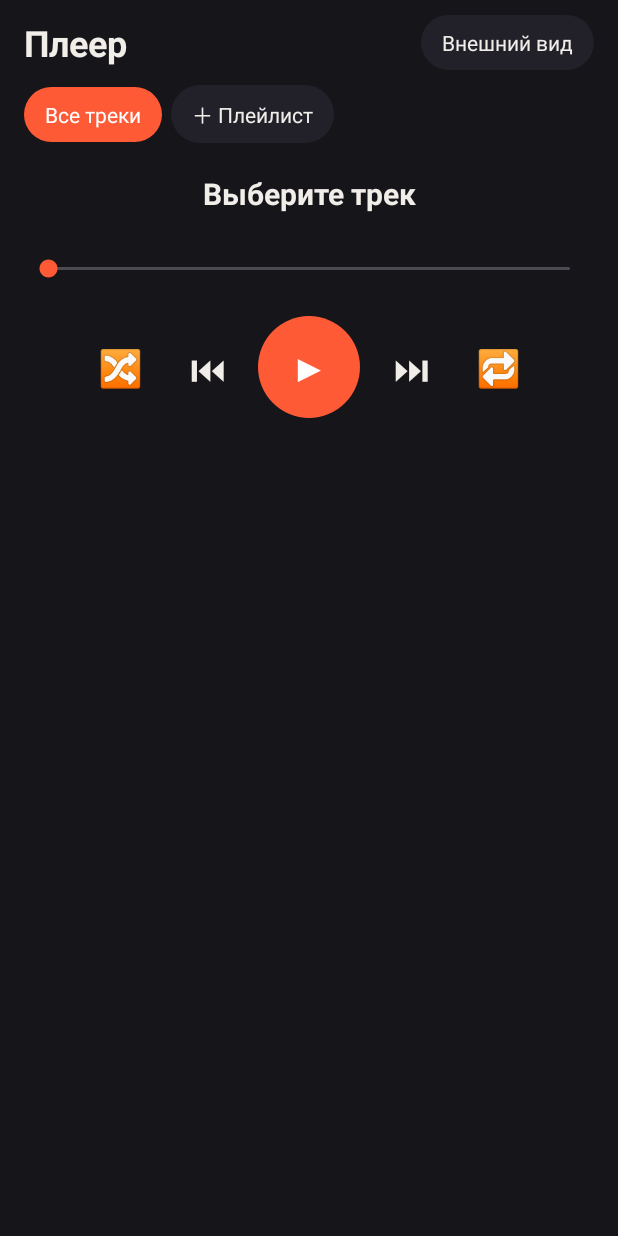
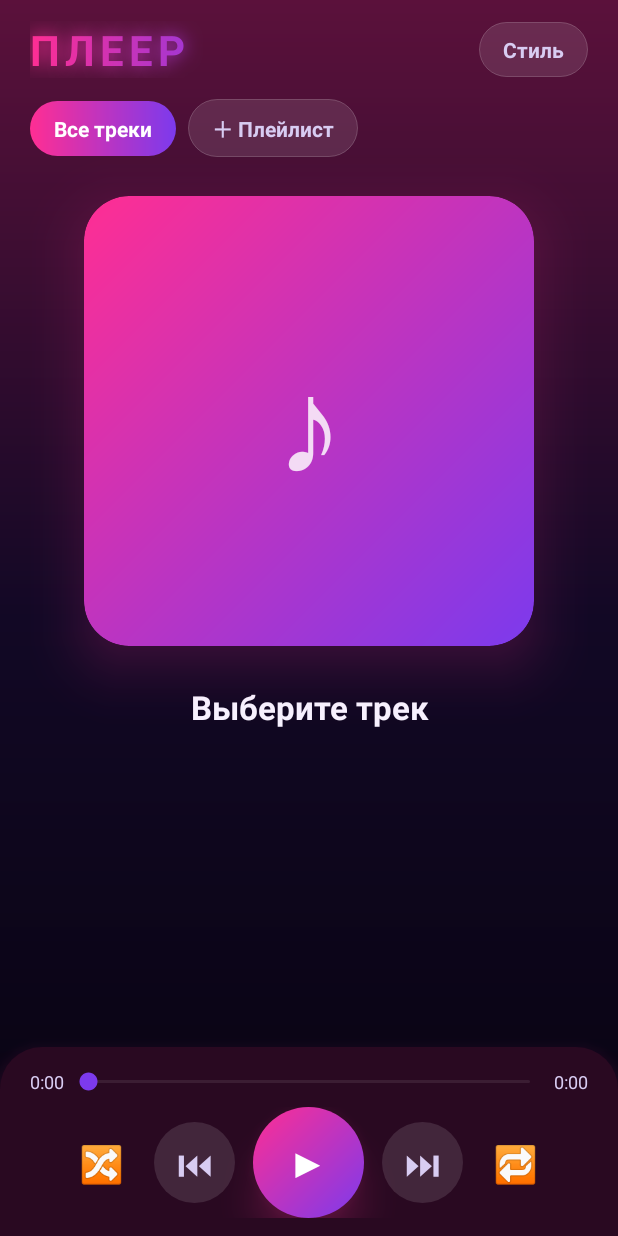
Before and after one commit to bloodknifee583-gif/player, an Android app: the screen it shows after launch (MainActivity), on a phone screen of 412 x 824 dp. Run offline under Robolectric (Android 15) with nearby library versions, the phone set to English and light mode, and no system bars; 3 statements that could not run were skipped.

Commit message:
Update MainActivity.kt

```diff
--- a/src/main/java/com/example/player/MainActivity.kt
+++ b/src/main/java/com/example/player/MainActivity.kt
@@ -10,7 +10,11 @@ import android.content.pm.PackageManager
 import android.content.res.ColorStateList
 import android.graphics.Color
 import android.graphics.Typeface
+import android.graphics.LinearGradient
+import android.graphics.Shader
+import android.graphics.drawable.ColorDrawable
 import android.graphics.drawable.GradientDrawable
+import android.util.Size
 import android.os.Build
 import android.os.Bundle
 import android.os.Handler
@@ -57,6 +61,12 @@ class PlaybackService : MediaSessionService() {
 class MainActivity : Activity() {
     data class Track(val id: Long, val title: String, val artist: String)
 
+    private val presets = arrayOf(
+        arrayOf("#FF2E93", "#7C3AED"), arrayOf("#00E5FF", "#3B82F6"), arrayOf("#B6FF00", "#00C853"),
+        arrayOf("#FF6A00", "#FF1744"), arrayOf("#A855F7", "#FF2E93")
+    )
+    private val presetNames = arrayOf("Розово-фиолетовый", "Циан-синий", "Лайм-зелёный", "Оранжево-красный", "Фиолетово-розовый")
+
     private var all = listOf<Track>()
     private var shown = listOf<Track>()
     private var tab: String? = null
@@ -64,36 +74,81 @@ class MainActivity : Activity() {
     private lateinit var prefs: SharedPreferences
     private var player: Player? = null
     private val ui = Handler(Looper.getMainLooper())
-    private var accent = Color.parseColor("#FF5A36")
-    private var theme = "dark"
-    private var bg = 0
-    private var fg = 0
-    private var surf = 0
-    private var mut = 0
+    private var pi = 0
+    private var amoled = false
+    private var c1 = 0
+    private var c2 = 0
+    private var onAcc = Color.WHITE
     private var dragging = false
+    private var coverId = -2L
 
     private lateinit var tabsBox: LinearLayout
     private lateinit var listView: ListView
     private lateinit var nowTitle: TextView
     private lateinit var nowArtist: TextView
     private lateinit var seek: SeekBar
-    private lateinit var timeTv: TextView
+    private lateinit var curTv: TextView
+    private lateinit var durTv: TextView
     private lateinit var playBtn: TextView
     private lateinit var shufBtn: TextView
     private lateinit var repBtn: TextView
+    private lateinit var coverImg: ImageView
+    private lateinit var coverNote: TextView
+
+    private val soft = Color.parseColor("#D8CCF2")
+    private val white = Color.parseColor("#F7F2FF")
 
     private fun dp(v: Int) = (v * resources.displayMetrics.density).toInt()
     private fun fmt(ms: Long): String { val s = ms / 1000; return String.format("%d:%02d", s / 60, s % 60) }
+    private fun grad(a: Int, b: Int, r: Int, o: GradientDrawable.Orientation = GradientDrawable.Orientation.TL_BR) =
+        GradientDrawable(o, intArrayOf(a, b)).apply { cornerRadius = dp(r).toFloat() }
 
     private val listener = object : Player.Listener {
         override fun onEvents(player: Player, events: Player.Events) { updateNow() }
     }
 
+    private val trackAdapter = object : BaseAdapter() {
+        override fun getCount() = shown.size
+        override fun getItem(i: Int): Any = shown[i]
+        override fun getItemId(i: Int) = shown[i].id
+        override fun getView(i: Int, v: View?, p: ViewGroup?): View {
+            val t = shown[i]
+            val on = player?.currentMediaItem?.mediaId == t.id.toString()
+            val outer = FrameLayout(this@MainActivity).apply { setPadding(dp(16), 0, dp(16), 0) }
+            val row = LinearLayout(this@MainActivity).apply {
+                gravity = Gravity.CENTER_VERTICAL
+                setPadding(dp(10), dp(10), dp(14), dp(10))
+                background = GradientDrawable().apply {
+                    cornerRadius = dp(18).toFloat()
+                    if (on) { setColor(Color.argb(46, Color.red(c1), Color.green(c1), Color.blue(c1))); setStroke(dp(1), c1) }
+                    else setColor(Color.argb(22, 255, 255, 255))
+                }
+            }
+            val badge = TextView(this@MainActivity).apply {
+                text = if (on && player?.isPlaying == true) "▶" else "♪"
+                textSize = 18f; gravity = Gravity.CENTER
+                setTextColor(if (on) onAcc else soft)
+                background = if (on) grad(c1, c2, 14) else grad(Color.argb(40, 255, 255, 255), Color.argb(20, 255, 255, 255), 14)
+            }
+            row.addView(badge, LinearLayout.LayoutParams(dp(44), dp(44)))
+            val col = LinearLayout(this@MainActivity).apply { orientation = LinearLayout.VERTICAL }
+            col.addView(TextView(this@MainActivity).apply {
+                text = t.title; textSize = 16f; setSingleLine(); ellipsize = TextUtils.TruncateAt.END
+                setTextColor(if (on) c1 else white)
+                typeface = if (on) Typeface.DEFAULT_BOLD else Typeface.DEFAULT
+            })
+            col.addView(TextView(this@MainActivity).apply { text = t.artist; textSize = 13f; setSingleLine(); setTextColor(soft) })
+            row.addView(col, LinearLayout.LayoutParams(0, -2, 1f).apply { leftMargin = dp(12) })
+            outer.addView(row)
+            return outer
+        }
+    }
+
     override fun onCreate(b: Bundle?) {
         super.onCreate(b)
         prefs = getSharedPreferences("p", MODE_PRIVATE)
-        accent = prefs.getInt("accent", accent)
-        theme = prefs.getString("theme", "dark") ?: "dark"
+        pi = prefs.getInt("preset", 0).coerceIn(0, presets.size - 1)
+        amoled = prefs.getBoolean("amoled", false)
         loadPls()
         build()
         val perms = mutableListOf(if (Build.VERSION.SDK_INT >= 33) Manifest.permission.READ_MEDIA_AUDIO else Manifest.permission.READ_EXTERNAL_STORAGE)
@@ -122,7 +177,8 @@ class MainActivity : Activity() {
         if (p != null && !dragging && p.duration > 0) {
             seek.max = (p.duration / 1000).toInt()
             seek.progress = (p.currentPosition / 1000).toInt()
-            timeTv.text = fmt(p.currentPosition) + " / " + fmt(p.duration)
+            curTv.text = fmt(p.currentPosition)
+            durTv.text = fmt(p.duration)
         }
         ui.postDelayed({ tick() }, 500)
     }
@@ -133,10 +189,27 @@ class MainActivity : Activity() {
         nowTitle.text = m?.mediaMetadata?.title ?: "Выберите трек"
         nowArtist.text = m?.mediaMetadata?.artist ?: ""
         playBtn.text = if (p.isPlaying) "❚❚" else "▶"
-        shufBtn.setTextColor(if (p.shuffleModeEnabled) accent else mut)
-        repBtn.setTextColor(if (p.repeatMode != Player.REPEAT_MODE_OFF) accent else mut)
+        shufBtn.setTextColor(if (p.shuffleModeEnabled) c1 else soft)
+        repBtn.setTextColor(if (p.repeatMode != Player.REPEAT_MODE_OFF) c1 else soft)
         repBtn.text = if (p.repeatMode == Player.REPEAT_MODE_ONE) "🔂" else "🔁"
-        (listView.adapter as? BaseAdapter)?.notifyDataSetChanged()
+        trackAdapter.notifyDataSetChanged()
+        loadCover()
+    }
+
+    private fun loadCover() {
+        val id = player?.currentMediaItem?.mediaId?.toLongOrNull() ?: -1L
+        if (id == coverId) return
+        coverId = id
+        coverImg.setImageDrawable(null)
+        coverNote.visibility = View.VISIBLE
+        if (id < 0 || Build.VERSION.SDK_INT < 29) return
+        Thread {
+            try {
+                val uri = ContentUris.withAppendedId(MediaStore.Audio.Media.EXTERNAL_CONTENT_URI, id)
+                val bmp = contentResolver.loadThumbnail(uri, Size(600, 600), null)
+                runOnUiThread { if (coverId == id) { coverImg.setImageBitmap(bmp); coverNote.visibility = View.GONE } }
+            } catch (e: Exception) { }
+        }.start()
     }
 
     private fun loadPls() {
@@ -190,28 +263,12 @@ class MainActivity : Activity() {
     private fun refreshList() {
         val cur = tab
         shown = if (cur == null) all else (pls[cur] ?: mutableListOf<Long>()).mapNotNull { id -> all.find { it.id == id } }
-        listView.adapter = object : BaseAdapter() {
-            override fun getCount() = shown.size
-            override fun getItem(i: Int): Any = shown[i]
-            override fun getItemId(i: Int) = shown[i].id
-            override fun getView(i: Int, v: View?, p: ViewGroup?): View {
-                val t = shown[i]
-                val on = player?.currentMediaItem?.mediaId == t.id.toString()
-                val row = LinearLayout(this@MainActivity).apply { orientation = LinearLayout.VERTICAL; setPadding(dp(14), dp(10), dp(14), dp(10)) }
-                row.addView(TextView(this@MainActivity).apply {
-                    text = t.title; textSize = 16f; setSingleLine(); ellipsize = TextUtils.TruncateAt.END
-                    setTextColor(if (on) accent else fg)
-                    typeface = if (on) Typeface.DEFAULT_BOLD else Typeface.DEFAULT
-                })
-                row.addView(TextView(this@MainActivity).apply { text = t.artist; textSize = 13f; setSingleLine(); setTextColor(mut) })
-                return row
-            }
-        }
+        trackAdapter.notifyDataSetChanged()
     }
 
     private fun refreshTabs() {
         tabsBox.removeAllViews()
-        fun add(v: View) { tabsBox.addView(v, LinearLayout.LayoutParams(-2, -2).apply { rightMargin = dp(6) }) }
+        fun add(v: View) { tabsBox.addView(v, LinearLayout.LayoutParams(-2, -2).apply { rightMargin = dp(8) }) }
         add(chip("Все треки", tab == null) { tab = null; refreshTabs(); refreshList() })
         for (n in pls.keys.toList()) {
             val c = chip(n, tab == n) { tab = n; refreshTabs(); refreshList() }
@@ -266,83 +323,140 @@ class MainActivity : Activity() {
     }
 
     private fun settings() {
-        AlertDialog.Builder(this).setTitle("Внешний вид").setItems(arrayOf("Цвет акцента", "Тема")) { _, w ->
+        AlertDialog.Builder(this).setTitle("Внешний вид").setItems(arrayOf("Цветовая схема", "Фон")) { _, w ->
             if (w == 0) {
-                val names = arrayOf("Оранжевый", "Жёлтый", "Зелёный", "Голубой", "Фиолетовый", "Розовый")
-                val cols = arrayOf("#FF5A36", "#FFB400", "#2EC27E", "#19B5D6", "#6C63FF", "#E53EA0")
-                AlertDialog.Builder(this).setItems(names) { _, i ->
-                    accent = Color.parseColor(cols[i]); prefs.edit().putInt("accent", accent).apply(); rebuild()
+                AlertDialog.Builder(this).setItems(presetNames) { _, i ->
+                    pi = i; prefs.edit().putInt("preset", pi).apply(); rebuild()
                 }.show()
             } else {
-                val ids = arrayOf("dark", "amoled", "light")
-                AlertDialog.Builder(this).setItems(arrayOf("Тёмная", "AMOLED", "Светлая")) { _, i ->
-                    theme = ids[i]; prefs.edit().putString("theme", theme).apply(); rebuild()
+                AlertDialog.Builder(this).setItems(arrayOf("Неон (фиолетовая ночь)", "AMOLED (чёрный)")) { _, i ->
+                    amoled = i == 1; prefs.edit().putBoolean("amoled", amoled).apply(); rebuild()
                 }.show()
             }
         }.show()
     }
 
-    private fun rebuild() { build(); refreshTabs(); refreshList(); updateNow() }
+    private fun rebuild() { coverId = -2L; build(); refreshTabs(); refreshList(); updateNow() }
 
     private fun chip(t: String, on: Boolean, f: () -> Unit) = TextView(this).apply {
-        text = t; textSize = 14f
-        setTextColor(if (on) Color.WHITE else fg)
-        setPadding(dp(14), dp(9), dp(14), dp(9))
-        background = GradientDrawable().apply { cornerRadius = dp(20).toFloat(); setColor(if (on) accent else surf) }
+        text = t; textSize = 14f; typeface = Typeface.DEFAULT_BOLD
+        setTextColor(if (on) onAcc else soft)
+        setPadding(dp(16), dp(9), dp(16), dp(9))
+        background = if (on) grad(c1, c2, 22, GradientDrawable.Orientation.LEFT_RIGHT)
+        else GradientDrawable().apply { cornerRadius = dp(22).toFloat(); setColor(Color.argb(28, 255, 255, 255)); setStroke(dp(1), Color.argb(50, 255, 255, 255)) }
         setOnClickListener { f() }
     }
 
     private fun ic(t: String, f: () -> Unit) = TextView(this).apply {
-        text = t; textSize = 24f; gravity = Gravity.CENTER; setTextColor(fg)
+        text = t; textSize = 24f; gravity = Gravity.CENTER; setTextColor(soft)
         setOnClickListener { f() }
     }
 
+    private fun glow(v: View, color: Int, elev: Int) {
+        v.elevation = dp(elev).toFloat()
+        if (Build.VERSION.SDK_INT >= 28) { v.outlineAmbientShadowColor = color; v.outlineSpotShadowColor = color }
+    }
+
     private fun build() {
-        val light = theme == "light"
-        bg = Color.parseColor(if (light) "#F2EFEA" else if (theme == "amoled") "#000000" else "#16151A")
-        fg = Color.parseColor(if (light) "#1D1B19" else "#F1EEE9")
-        surf = Color.parseColor(if (light) "#FFFFFF" else if (theme == "amoled") "#141416" else "#22212A")
-        mut = Color.parseColor(if (light) "#79736C" else "#9B96A2")
-        window.statusBarColor = bg
-        window.navigationBarColor = bg
-        window.decorView.systemUiVisibility = if (light) View.SYSTEM_UI_FLAG_LIGHT_STATUS_BAR else 0
+        c1 = Color.parseColor(presets[pi][0])
+        c2 = Color.parseColor(presets[pi][1])
+        onAcc = if (pi == 2) Color.BLACK else Color.WHITE
+        val base = if (amoled) Color.BLACK else Color.parseColor("#07030F")
+        fun mix(c: Int, f: Float) = Color.rgb(
+            (Color.red(c) * f + Color.red(base) * (1 - f)).toInt(),
+            (Color.green(c) * f + Color.green(base) * (1 - f)).toInt(),
+            (Color.blue(c) * f + Color.blue(base) * (1 - f)).toInt())
+        val top = mix(c1, if (amoled) 0.12f else 0.34f)
+        val panelCol = mix(c1, if (amoled) 0.06f else 0.14f)
+        window.statusBarColor = top
+        window.navigationBarColor = panelCol
+        window.decorView.systemUiVisibility = 0
 
-        val root = LinearLayout(this).apply { orientation = LinearLayout.VERTICAL; setBackgroundColor(bg); setPadding(dp(16), dp(10), dp(16), dp(8)) }
+        val root = LinearLayout(this).apply {
+            orientation = LinearLayout.VERTICAL
+            background = GradientDrawable(GradientDrawable.Orientation.TOP_BOTTOM, intArrayOf(top, mix(c2, 0.10f), base))
+        }
+
+        val header = LinearLayout(this).apply { orientation = LinearLayout.VERTICAL; setPadding(dp(20), dp(14), dp(20), dp(16)) }
         val head = LinearLayout(this).apply { gravity = Gravity.CENTER_VERTICAL }
-        head.addView(TextView(this).apply { text = "Плеер"; textSize = 24f; typeface = Typeface.DEFAULT_BOLD; setTextColor(fg) }, LinearLayout.LayoutParams(0, -2, 1f))
-        head.addView(chip("Внешний вид", false) { settings() })
-        root.addView(head)
+        head.addView(TextView(this).apply {
+            text = "ПЛЕЕР"; textSize = 28f; typeface = Typeface.DEFAULT_BOLD; letterSpacing = 0.12f
+            paint.shader = LinearGradient(0f, 0f, dp(150).toFloat(), 0f, c1, c2, Shader.TileMode.CLAMP)
+            setShadowLayer(dp(10).toFloat(), 0f, 0f, c1)
+        }, LinearLayout.LayoutParams(0, -2, 1f))
+        head.addView(chip("Стиль", false) { settings() })
+        header.addView(head)
 
         val hs = HorizontalScrollView(this).apply { isHorizontalScrollBarEnabled = false }
         tabsBox = LinearLayout(this)
         hs.addView(tabsBox)
-        root.addView(hs, LinearLayout.LayoutParams(-1, -2).apply { topMargin = dp(10); bottomMargin = dp(6) })
+        header.addView(hs, LinearLayout.LayoutParams(-1, -2).apply { topMargin = dp(14) })
 
-        nowTitle = TextView(this).apply { text = "Выберите трек"; textSize = 20f; typeface = Typeface.DEFAULT_BOLD; setTextColor(fg); setSingleLine(); ellipsize = TextUtils.TruncateAt.END; gravity = Gravity.CENTER }
-        nowArtist = TextView(this).apply { textSize = 14f; setTextColor(mut); setSingleLine(); gravity = Gravity.CENTER }
-        root.addView(nowTitle, LinearLayout.LayoutParams(-1, -2).apply { topMargin = dp(14) })
-        root.addView(nowArtist, LinearLayout.LayoutParams(-1, -2))
+        val side = minOf(resources.displayMetrics.widthPixels - dp(100), dp(300))
+        val box = FrameLayout(this).apply {
+            background = grad(c1, c2, 30)
+            clipToOutline = true
+        }
+        glow(box, c1, 22)
+        coverImg = ImageView(this).apply { scaleType = ImageView.ScaleType.CENTER_CROP }
+        coverNote = TextView(this).apply { text = "♪"; textSize = 90f; gravity = Gravity.CENTER; setTextColor(Color.argb(210, 255, 255, 255)) }
+        box.addView(coverImg, FrameLayout.LayoutParams(-1, -1))
+        box.addView(coverNote, FrameLayout.LayoutParams(-1, -1))
+        header.addView(box, LinearLayout.LayoutParams(side, side).apply { gravity = Gravity.CENTER_HORIZONTAL; topMargin = dp(26) })
 
+        nowTitle = TextView(this).apply { text = "Выберите трек"; textSize = 22f; typeface = Typeface.DEFAULT_BOLD; setTextColor(white); setSingleLine(); ellipsize = TextUtils.TruncateAt.END; gravity = Gravity.CENTER }
+        nowArtist = TextView(this).apply { textSize = 15f; setTextColor(soft); setSingleLine(); gravity = Gravity.CENTER }
+        header.addView(nowTitle, LinearLayout.LayoutParams(-1, -2).apply { topMargin = dp(26) })
+        header.addView(nowArtist, LinearLayout.LayoutParams(-1, -2))
+
+        listView = ListView(this).apply {
+            divider = ColorDrawable(Color.TRANSPARENT)
+            dividerHeight = dp(8)
+            selector = ColorDrawable(Color.TRANSPARENT)
+            setCacheColorHint(Color.TRANSPARENT)
+            isVerticalScrollBarEnabled = false
+            addHeaderView(header, null, false)
+            setAdapter(trackAdapter)
+            setOnItemClickListener { _, _, pos, _ -> val i = pos - headerViewsCount; if (i >= 0 && i < shown.size) playFrom(i) }
+            setOnItemLongClickListener { _, _, pos, _ -> val i = pos - headerViewsCount; if (i >= 0 && i < shown.size) trackMenu(shown[i]); true }
+        }
+        root.addView(listView, LinearLayout.LayoutParams(-1, 0, 1f))
+
+        val r = dp(28).toFloat()
+        val panel = LinearLayout(this).apply {
+            orientation = LinearLayout.VERTICAL
+            setPadding(dp(20), dp(14), dp(20), dp(12))
+            background = GradientDrawable().apply { setColor(panelCol); cornerRadii = floatArrayOf(r, r, r, r, 0f, 0f, 0f, 0f) }
+        }
+        glow(panel, c1, 16)
         seek = SeekBar(this).apply {
-            progressTintList = ColorStateList.valueOf(accent)
-            thumbTintList = ColorStateList.valueOf(accent)
+            progressTintList = ColorStateList.valueOf(c1)
+            thumbTintList = ColorStateList.valueOf(c2)
+            progressBackgroundTintList = ColorStateList.valueOf(Color.argb(70, 255, 255, 255))
             setOnSeekBarChangeListener(object : SeekBar.OnSeekBarChangeListener {
                 override fun onProgressChanged(s: SeekBar, p: Int, u: Boolean) {}
                 override fun onStartTrackingTouch(s: SeekBar) { dragging = true }
                 override fun onStopTrackingTouch(s: SeekBar) { dragging = false; player?.seekTo(s.progress * 1000L) }
             })
         }
-        timeTv = TextView(this).apply { textSize = 12f; setTextColor(mut); gravity = Gravity.CENTER }
-        root.addView(seek, LinearLayout.LayoutParams(-1, -2).apply { topMargin = dp(8) })
-        root.addView(timeTv, LinearLayout.LayoutParams(-1, -2))
+        curTv = TextView(this).apply { text = "0:00"; textSize = 12f; setTextColor(soft) }
+        durTv = TextView(this).apply { text = "0:00"; textSize = 12f; setTextColor(soft) }
+        val seekRow = LinearLayout(this).apply { gravity = Gravity.CENTER_VERTICAL }
+        seekRow.addView(curTv)
+        seekRow.addView(seek, LinearLayout.LayoutParams(0, -2, 1f))
+        seekRow.addView(durTv)
+        panel.addView(seekRow)
 
         shufBtn = ic("🔀") { player?.let { it.shuffleModeEnabled = !it.shuffleModeEnabled } }
         val prev = ic("⏮") { player?.seekToPrevious() }
+        prev.background = GradientDrawable().apply { shape = GradientDrawable.OVAL; setColor(Color.argb(30, 255, 255, 255)) }
         playBtn = ic("▶") { player?.let { if (it.isPlaying) it.pause() else it.play() } }
-        playBtn.setTextColor(Color.WHITE)
-        playBtn.textSize = 26f
-        playBtn.background = GradientDrawable().apply { shape = GradientDrawable.OVAL; setColor(accent) }
+        playBtn.setTextColor(onAcc)
+        playBtn.textSize = 28f
+        playBtn.background = GradientDrawable(GradientDrawable.Orientation.TL_BR, intArrayOf(c1, c2)).apply { shape = GradientDrawable.OVAL }
+        glow(playBtn, c1, 14)
         val next = ic("⏭") { player?.seekToNext() }
+        next.background = GradientDrawable().apply { shape = GradientDrawable.OVAL; setColor(Color.argb(30, 255, 255, 255)) }
         repBtn = ic("🔁") {
             player?.let {
                 it.repeatMode = when (it.repeatMode) {
@@ -352,18 +466,11 @@ class MainActivity : Activity() {
                 }
             }
         }
-        shufBtn.setTextColor(mut); repBtn.setTextColor(mut)
         val row = LinearLayout(this).apply { gravity = Gravity.CENTER }
-        fun cell(v: View, s: Int) = row.addView(v, LinearLayout.LayoutParams(dp(s), dp(s)).apply { leftMargin = dp(4); rightMargin = dp(4) })
-        cell(shufBtn, 48); cell(prev, 52); cell(playBtn, 68); cell(next, 52); cell(repBtn, 48)
-        root.addView(row, LinearLayout.LayoutParams(-1, -2).apply { topMargin = dp(6) })
-
-        listView = ListView(this).apply {
-            divider = null
-            setOnItemClickListener { _, _, i, _ -> playFrom(i) }
-            setOnItemLongClickListener { _, _, i, _ -> trackMenu(shown[i]); true }
-        }
-        root.addView(listView, LinearLayout.LayoutParams(-1, 0, 1f).apply { topMargin = dp(10) })
+        fun cell(v: View, s: Int) = row.addView(v, LinearLayout.LayoutParams(dp(s), dp(s)).apply { leftMargin = dp(6); rightMargin = dp(6) })
+        cell(shufBtn, 46); cell(prev, 54); cell(playBtn, 74); cell(next, 54); cell(repBtn, 46)
+        panel.addView(row, LinearLayout.LayoutParams(-1, -2).apply { topMargin = dp(8) })
+        root.addView(panel, LinearLayout.LayoutParams(-1, -2))
         setContentView(root)
     }
 }
```
